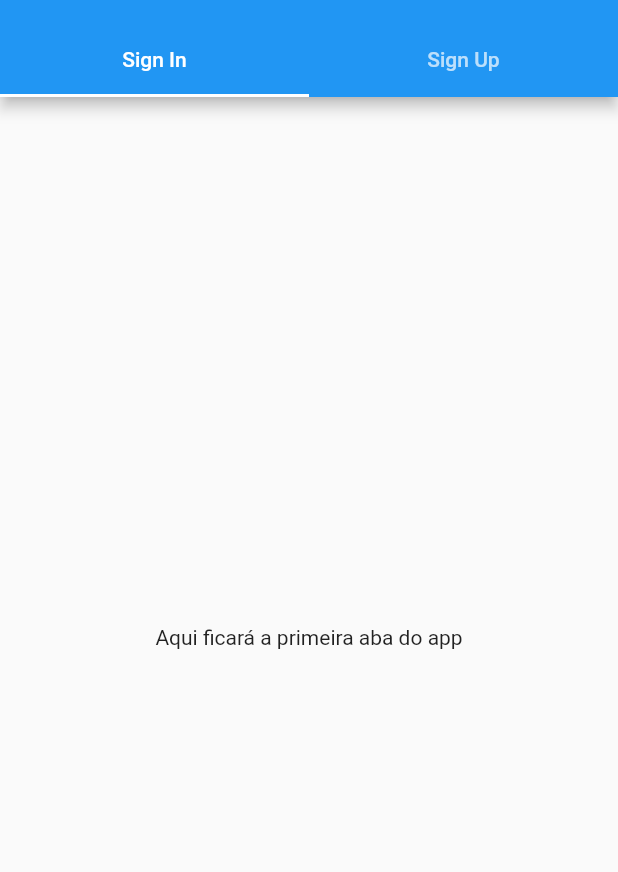
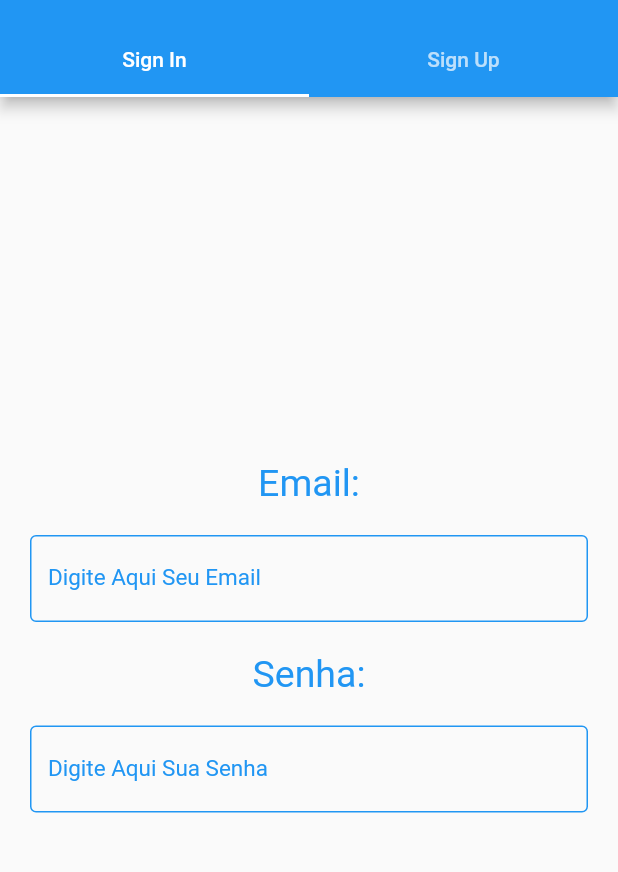
Before and after one commit to Beloin/serview, a Flutter app: the screen it shows after launch, on a phone screen of 412 x 824 dp, the part 59-931 px from its top. Run offline on Flutter 3.47's test engine with Material 2 defaults, Android fonts, the phone set to English and light mode, and no system bars.

Commit message:
Atualização Branch SV-02

```diff
--- a/lib/ui/sign_page.dart
+++ b/lib/ui/sign_page.dart
@@ -6,6 +6,9 @@ class SignPage extends StatefulWidget {
 }
 
 class _SignPageState extends State<SignPage> {
+  String _email;
+  String _password;
+
   @override
   Widget build(BuildContext context) {
     return DefaultTabController(
@@ -29,22 +32,78 @@ class _SignPageState extends State<SignPage> {
           ),
           body: TabBarView(
             children: <Widget>[
+              //Primeira Tab
               Tab(
                 child: Column(
                   mainAxisAlignment: MainAxisAlignment.center,
-                  children: <Widget>[Text("Aqui ficará a primeira aba do app")],
+                  children: <Widget>[
+                    Padding(
+                      padding: EdgeInsets.symmetric(
+                          vertical: 10.0, horizontal: 20.0),
+                      child: Text(
+                        "Email:",
+                        style: TextStyle(color: Colors.blue, fontSize: 25.0),
+                        textAlign: TextAlign.start,
+                      ),
+                    ),
+                    Padding(
+                      padding: EdgeInsets.symmetric(
+                          vertical: 10.0, horizontal: 20.0),
+                      child: _buildFieldText(
+                          onSubmitted: _email,
+                          label: "Digite Aqui Seu Email",
+                          colorText: Colors.black),
+                    ),
+                    Padding(
+                      padding: EdgeInsets.symmetric(
+                          vertical: 10.0, horizontal: 20.0),
+                      child: Text(
+                        "Senha:",
+                        style: TextStyle(color: Colors.blue, fontSize: 25.0),
+                        textAlign: TextAlign.left,
+                      ),
+                    ),
+                    Padding(
+                      padding: EdgeInsets.symmetric(
+                          vertical: 10.0, horizontal: 20.0),
+                      child: _buildFieldText(
+                          onSubmitted: _password,
+                          label: "Digite Aqui Sua Senha",
+                          colorText: Colors.black,
+                          obscureText: true),
+                    ),
+                  ],
                 ),
               ),
+              // Segunda Tab
               Tab(
-                child: Column(
-                  mainAxisAlignment: MainAxisAlignment.center,
-                  children: <Widget>[Text("Aqui ficará a segunda aba do app")],
-                ),
-              )
+                  child: Column(
+                      mainAxisAlignment: MainAxisAlignment.center,
+                      children: <Widget>[]))
             ],
           ),
         ));
   }
+
+  Widget _buildFieldText(
+      {label = "TextField",
+      colorText = Colors.blue,
+      fontSize = 15.0,
+      onSubmitted, obscureText = false}) {
+    return TextField(
+      obscureText: obscureText,
+      decoration: InputDecoration(
+          border: OutlineInputBorder(),
+          labelText: label,
+          labelStyle: TextStyle(color: Colors.blue),
+          enabledBorder:
+              OutlineInputBorder(borderSide: BorderSide(color: Colors.blue))),
+      onSubmitted: (text) {
+        onSubmitted = text;
+        print(onSubmitted);
+      },
+      style: TextStyle(fontSize: fontSize, color: colorText),
+      textAlign: TextAlign.left,
+    );
+  }
 }
-
-//Criar método para a criação do TextField
```
